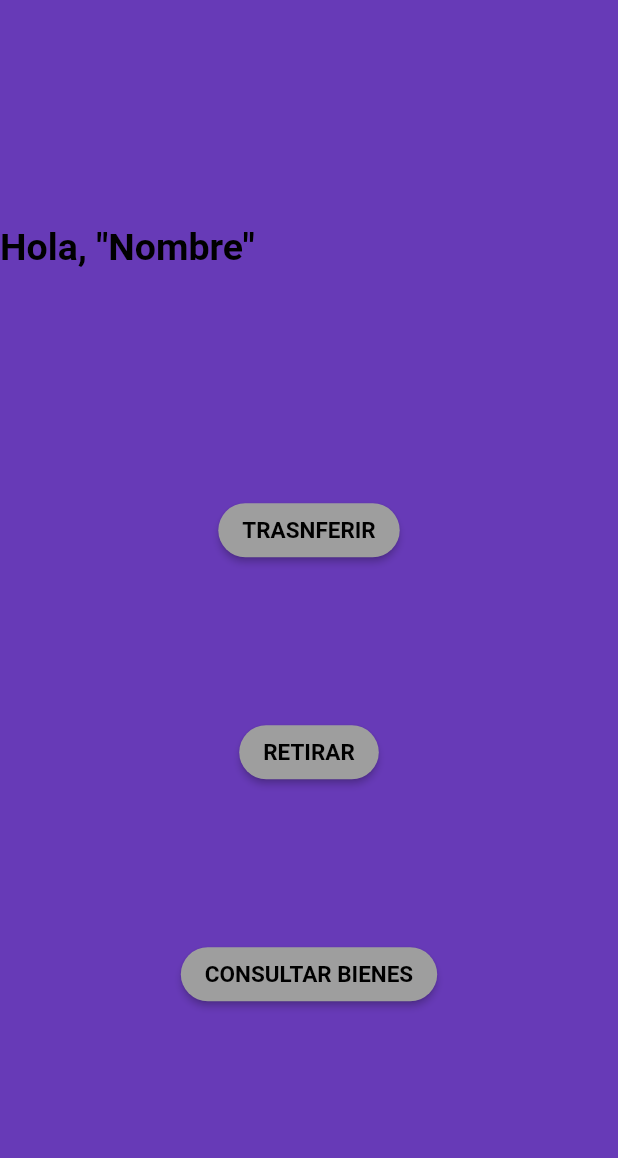
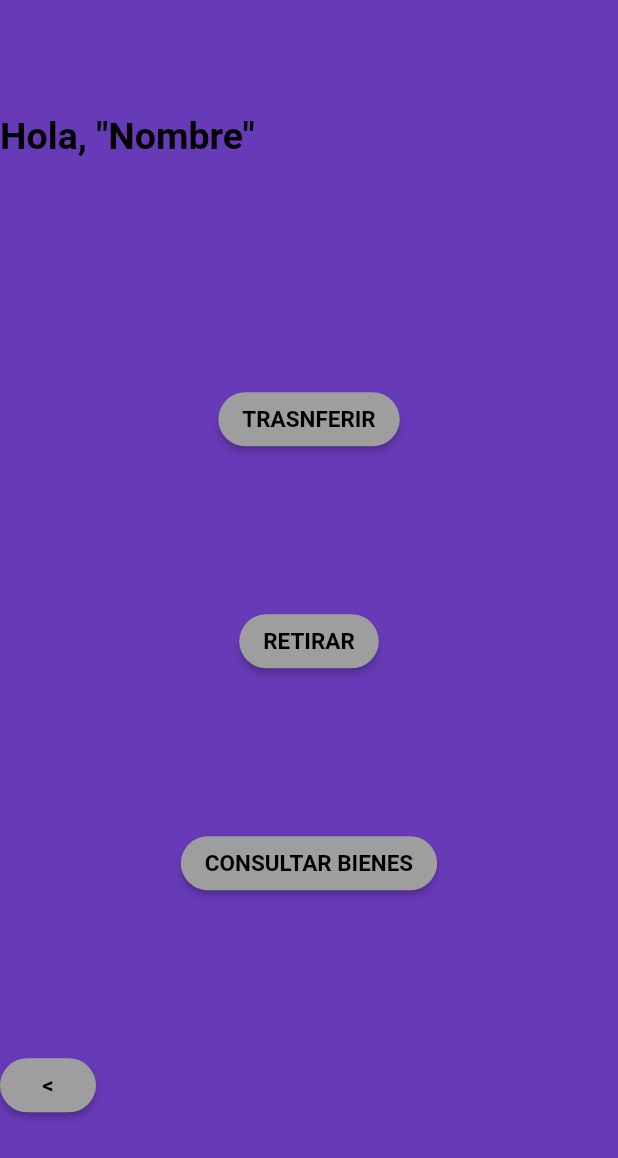
Before and after one commit to GarcesMJM/App-Transacciones, a Flutter app: the HomeView screen opened directly, on a phone screen of 412 x 824 dp. Shown: the top 1158 px of the screen. Run offline on Flutter 3.47's test engine with Material 2 defaults, Android fonts, the phone set to English and light mode, and no system bars; missing offline and left inert: dart:html.

```diff
--- a/lib/views/home_view.dart
+++ b/lib/views/home_view.dart
@@ -91,8 +91,36 @@ class HomeView extends StatelessWidget{
                   fontWeight: FontWeight.bold
 
                 ),
-                ))
-        ],
+              )
+            ),
+            const SizedBox(
+              height: 100,
+            ),
+          Row(
+            children: [
+              ElevatedButton(
+                          onPressed: (){
+
+                          },
+                          style: ElevatedButton.styleFrom(
+                              backgroundColor: Colors.grey,
+                              shape: RoundedRectangleBorder(
+                                borderRadius: BorderRadius.circular(50)
+                              )
+                            ),
+                          child: const Text(
+                            "<",
+                            textAlign: TextAlign.center,
+                            style: TextStyle(
+                              color: Colors.black,
+                              fontSize: 15,
+                              fontWeight: FontWeight.bold
+                            ),
+                          )
+                        ),
+            ],
+          )
+                  ],
       )
     );
   }
--- a/lib/views/retirar_view.dart
+++ b/lib/views/retirar_view.dart
@@ -30,7 +30,7 @@ class RetirarView extends StatelessWidget {
             child: TextFormField(
               decoration: const InputDecoration(),
               style: const TextStyle(
-                color: Colors.amber
+                color: Colors.black
               ),
             ),
           ),
```
